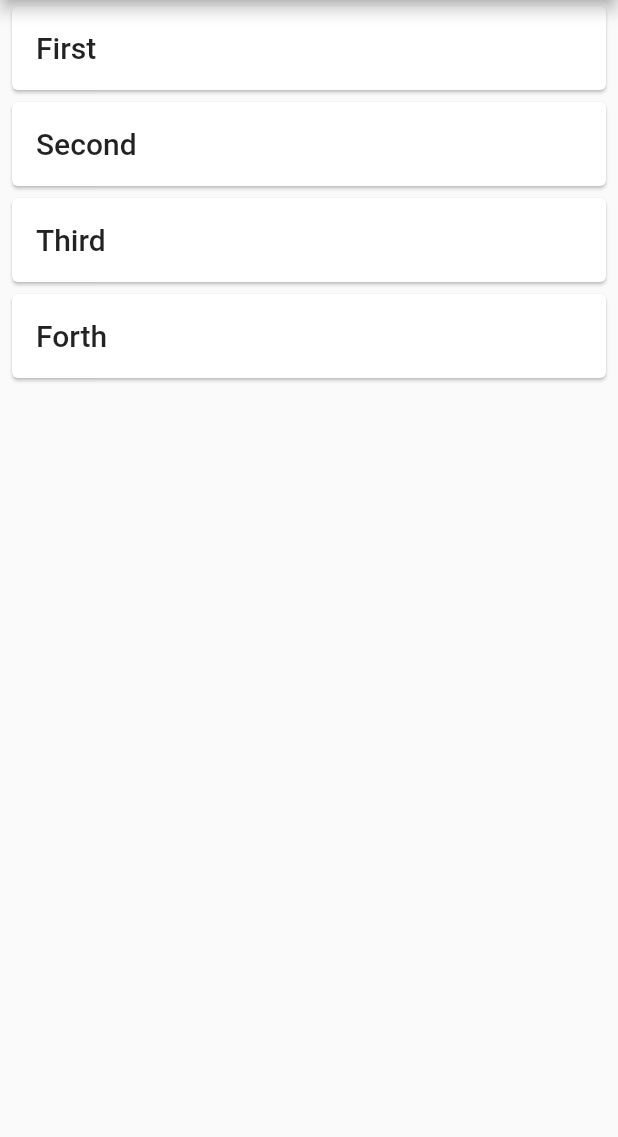
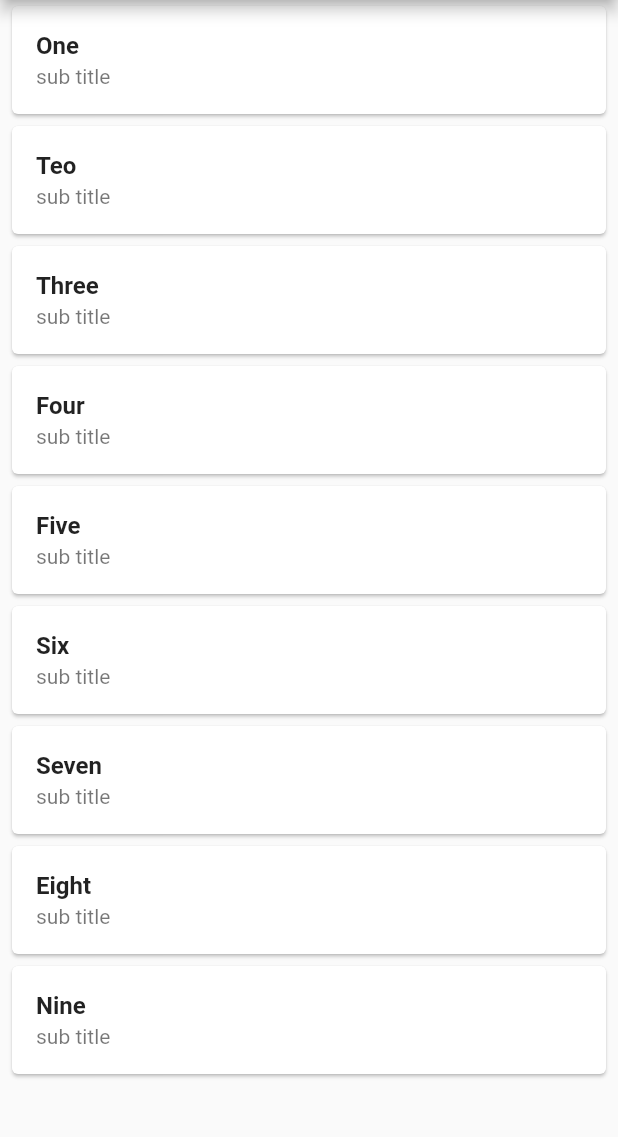
Before and after one commit to Arbaz-Softagics/commons, a Flutter app: the screen it shows after launch, scrolled down 576 dp, after a tap on "List View Screen", on a phone screen of 412 x 824 dp, the part 84-1221 px from its top. Run offline on Flutter 3.47's test engine with Material 2 defaults, Android fonts, the phone set to English and light mode, and no system bars; drawn by our look-alikes of oktoast; our stand-ins replace data_connection_checker, date_format, device_info, package_info, progress_indicators, share and 2 more; missing offline and left inert: get_version.

Commit message:
version 0.7.7

```diff
--- a/example/lib/main.dart
+++ b/example/lib/main.dart
@@ -202,7 +202,9 @@ class _MyHomePageState extends State<MyHomePage> {
             ListTile(
               onTap: () {
                 confirmationDialog(context, "Confirm demo dialog",
-                    positiveText: "Delete", positiveAction: () {}, confirmationText: "Check this");
+                    positiveText: "Delete",
+                    positiveAction: () {},
+                    confirmationText: "Check this");
               },
               title: Text("Confirm Dialog"),
             ),
@@ -261,10 +263,15 @@ class _MyHomePageState extends State<MyHomePage> {
             ListTile(
               onTap: () {
                 List<SimpleItem> list = List()
-                  ..add(SimpleItem(1, "First", remarks: "sub title"))
-                  ..add(SimpleItem(2, "Second", remarks: "sub title"))
-                  ..add(SimpleItem(3, "Third", remarks: "sub title"))
-                  ..add(SimpleItem(4, "Forth", remarks: "sub title"));
+                  ..add(SimpleItem(1, "One", remarks: "sub title"))
+                  ..add(SimpleItem(2, "Teo", remarks: "sub title"))
+                  ..add(SimpleItem(3, "Three", remarks: "sub title"))
+                  ..add(SimpleItem(4, "Four", remarks: "sub title"))
+                  ..add(SimpleItem(5, "Five", remarks: "sub title"))
+                  ..add(SimpleItem(6, "Six", remarks: "sub title"))
+                  ..add(SimpleItem(7, "Seven", remarks: "sub title"))
+                  ..add(SimpleItem(8, "Eight", remarks: "sub title"))
+                  ..add(SimpleItem(9, "Nine", remarks: "sub title"));
                 push(
                   context,
                   ListViewScreen(
@@ -282,6 +289,8 @@ class _MyHomePageState extends State<MyHomePage> {
                           },
                           title: highlightTitleTextWidget(
                               context, item.title, searchValue),
+                          subtitle: highlightSubTitleTextWidget(
+                              context, item.remarks, searchValue),
                         ),
                       );
                     },
--- a/lib/src/functions/functions.dart
+++ b/lib/src/functions/functions.dart
@@ -104,10 +104,18 @@ Widget highlightTitleTextWidget(
   String string,
   String word, {
   TextStyle stringStyle,
+  bool boldTitle = true,
   TextStyle wordStyle,
 }) {
   if (stringStyle == null) {
-    stringStyle = Theme.of(context).textTheme.title;
+    if (boldTitle) {
+      stringStyle = Theme.of(context)
+          .textTheme
+          .subhead
+          .copyWith(fontWeight: FontWeight.bold);
+    } else {
+      stringStyle = Theme.of(context).textTheme.subhead;
+    }
   }
 
   if (wordStyle == null) {
@@ -145,7 +153,10 @@ Widget highlightSubTitleTextWidget(
   TextStyle wordStyle,
 }) {
   if (stringStyle == null) {
-    stringStyle = Theme.of(context).textTheme.subtitle;
+    stringStyle = Theme.of(context)
+        .textTheme
+        .body1
+        .copyWith(color: Theme.of(context).textTheme.caption.color);
   }
 
   if (wordStyle == null) {
--- a/pubspec.yaml
+++ b/pubspec.yaml
@@ -1,6 +1,6 @@
 name: commons
 description: Commons Flutter package includes alert dialogs, extension functions and much more... Written by 'Ch Arbaz Mateen'
-version: 0.7.6
+version: 0.7.7
 homepage: https://www.arbazmateen.com
 repository: https://github.com/Arbaz-Softagics/commons
 
```
Also changed, not shown: lib/src/dialogs/alert_dialogs.dart (+8 -2 lines), example/pubspec.lock, 2 other files.
